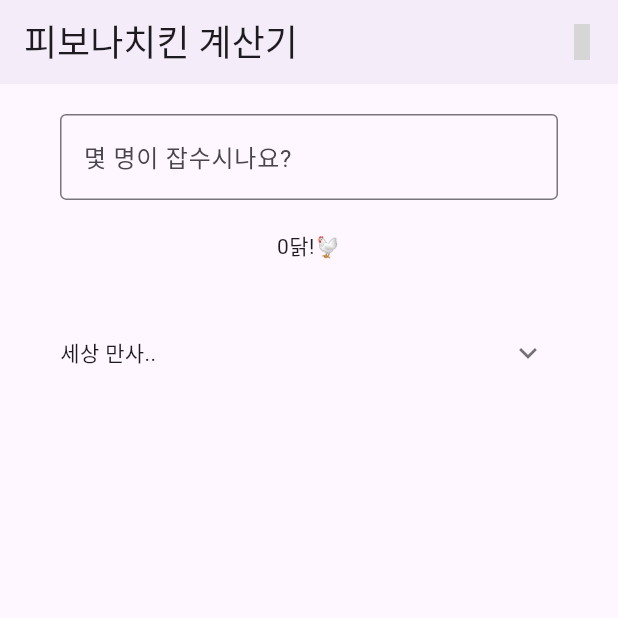
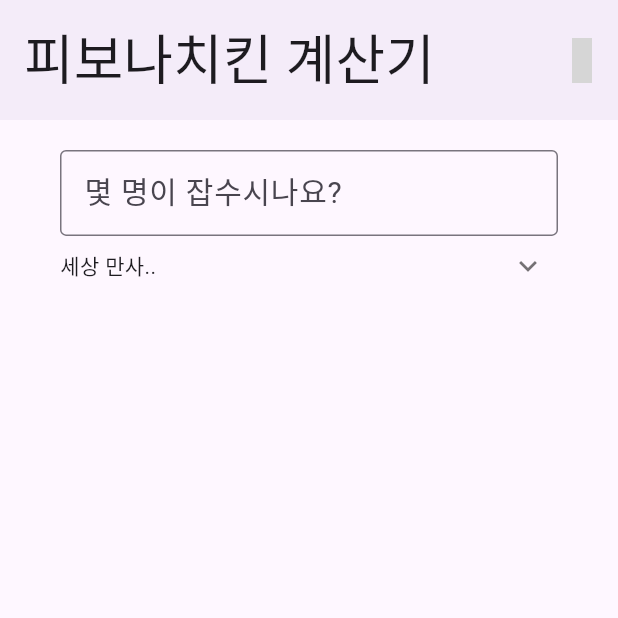
Before and after one commit to kanziw/fibonachicken-flutter, a Flutter app: the screen it shows after launch, on a phone screen of 412 x 824 dp, the top half of it. Run offline on Flutter 3.47's test engine with Material 2 defaults, Android fonts, the phone set to English and light mode, and no system bars; drawn by our look-alikes of expandable; our stand-ins replace flutter_font_icons; grey boxes are pictures that could not be loaded.

Commit message:
Update styles

```diff
--- a/Taskfile.yaml
+++ b/Taskfile.yaml
@@ -37,7 +37,7 @@ tasks:
   build:web:
     desc: Build Web Application with release mode
     cmds:
-      - flutter build web --release
+      - flutter build web --release --no-tree-shake-icons
     sources:
       - web/**/*
       - lib/**/*
--- a/lib/screens/home_screen.dart
+++ b/lib/screens/home_screen.dart
@@ -32,16 +32,20 @@ class _HomeScreenState extends State<HomeScreen> {
         title: const Text(
           '피보나치킨 계산기',
           style: TextStyle(
-            fontSize: 24,
+            fontSize: 36,
           ),
         ),
+        toolbarHeight: 80,
         actions: [
           IconButton(
             onPressed: () async {
               await launchUrlString(
                   'https://github.com/kanziw/fibonachicken-flutter');
             },
-            icon: const Icon(MaterialCommunityIcons.github),
+            icon: const Icon(
+              MaterialCommunityIcons.github,
+              size: 30,
+            ),
           )
         ],
       ),
@@ -65,18 +69,36 @@ class _HomeScreenState extends State<HomeScreen> {
                   onChanged: onTextFieldChanged,
                   decoration: const InputDecoration(
                     border: OutlineInputBorder(),
-                    labelText: '몇 명이 잡수시나요?',
+                    label: Text(
+                      '몇 명이 잡수시나요?',
+                      style: TextStyle(fontSize: 20),
+                    ),
                     suffix: Text('명 이면..'),
                   ),
                 ),
-                const SizedBox(height: 20),
-                Text('$chickenCount닭!🐔'),
-                const SizedBox(height: 20),
-                Text(
-                  peopleCount < 10000
-                      ? '🐔' * chickenCount
-                      : '이정도면 🐔이 모자라지 않을까요...?',
-                ),
+                if (peopleCount > 0)
+                  Column(
+                    children: [
+                      Padding(
+                        padding: const EdgeInsets.all(20),
+                        child: Text(
+                          '$chickenCount닭!🐔',
+                          style: const TextStyle(
+                            fontSize: 32,
+                            fontWeight: FontWeight.bold,
+                          ),
+                        ),
+                      ),
+                      Text(
+                        peopleCount < 10000
+                            ? '🐔' * chickenCount
+                            : '이정도면 🐔이 모자라지 않을까요...?',
+                        style: const TextStyle(
+                          fontSize: 16,
+                        ),
+                      ),
+                    ],
+                  ),
                 ExpandablePanel(
                   header: const Text('세상 만사..'),
                   collapsed: const Text(''),
```
